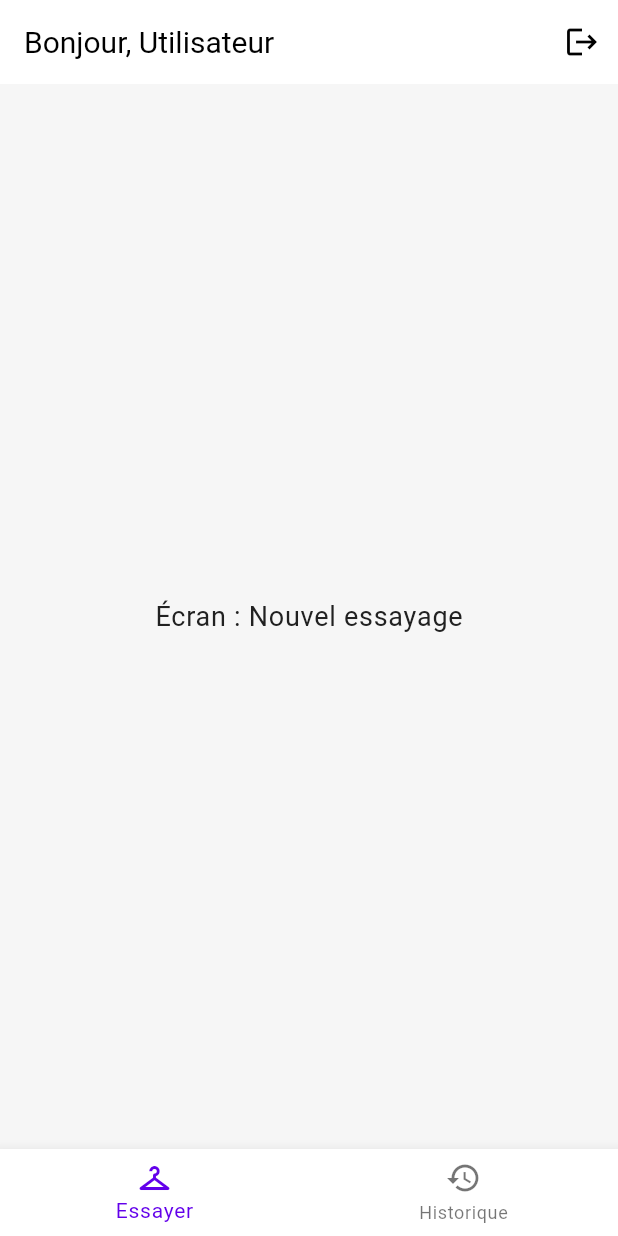
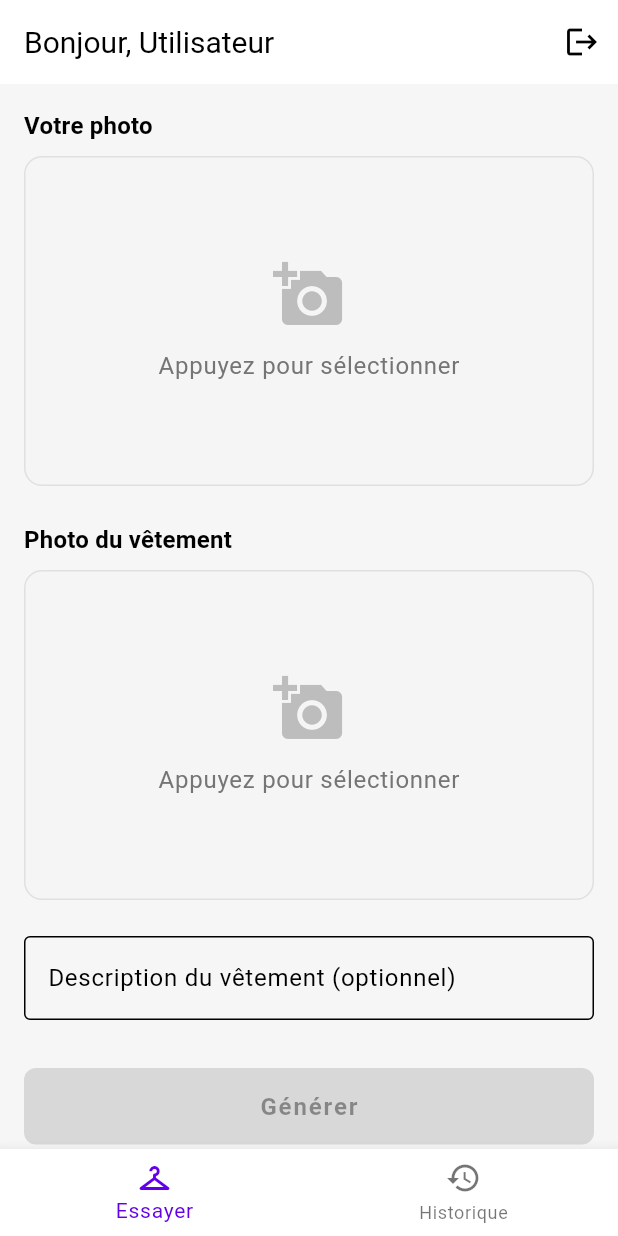
Before and after one commit to Falkor555/MSP1_BL, a Flutter app: the HomeScreen screen opened by its route, on a phone screen of 412 x 824 dp. Run offline on Flutter 3.47's test engine with Material 3 defaults, Android fonts, the phone set to English and light mode, and no system bars; our stand-ins replace dio, flutter_riverpod, flutter_secure_storage, go_router, image_picker; accounts and stored records are empty; network calls fail.

Commit message:
feat(tryon): implémentation complète de l'écran d'essayage, logique métier et refactoring
Data & State :
- Création de TryOnModel pour le typage des retours JSON
- Implémentation de TryOnRepository avec Dio FormData pour l'upload multipart des images
- Ajout de TryOnNotifier et TryOnState pour piloter les états de l'écran (images, description, loading, erreurs)

Interface (UI) :
- Création du composant ImagePickerCard (support Web/Mobile, limites de résolution à 1024px)
- Assemblage de TryOnScreen : champs d'images, description, et bouton de soumission conditionnel
- Gestion des effets de bord avec ref.listen (navigation vers /result et SnackBars d'erreur)
- Sécurisation de l'UI pendant l'appel API avec AbsorbPointer et un indicateur de progression

Refactoring & Nettoyage :
- Déplacement de tryon_screen.dart vers son dossier définitif (presentation/screens/)
- Mise à jour des chemins d'importation dans home_screen.dart et app_router.dart
- Suppression de l'ancien fichier racine et nettoyage des imports inutilisés (ex: dart:io)

```diff
--- a/fitai_app/lib/core/router/app_router.dart
+++ b/fitai_app/lib/core/router/app_router.dart
@@ -7,7 +7,7 @@ import '../constants/api_constants.dart';
 import '../../features/auth/presentation/screens/login_screen.dart';
 import '../../features/auth/presentation/screens/register_screen.dart';
 import '../../features/home/presentation/screens/home_screen.dart';
-import '../../features/tryon/tryon_screen.dart';
+import '../../features/tryon/presentation/screens/tryon_screen.dart';
 import '../../features/tryon/history_screen.dart';
 import '../../features/tryon/result_screen.dart';
 
--- a/fitai_app/lib/features/home/presentation/screens/home_screen.dart
+++ b/fitai_app/lib/features/home/presentation/screens/home_screen.dart
@@ -4,7 +4,7 @@ import 'package:go_router/go_router.dart';
 
 import '../../../auth/presentation/providers/auth_provider.dart';
 import '../../../auth/presentation/providers/profile_provider.dart';
-import '../../../tryon/tryon_screen.dart';
+import '../../../tryon/presentation/screens/tryon_screen.dart';
 import '../../../tryon/history_screen.dart';
 
 class HomeScreen extends ConsumerStatefulWidget {
--- /dev/null
+++ b/fitai_app/lib/features/tryon/presentation/screens/tryon_screen.dart
@@ -0,0 +1,135 @@
+import 'package:flutter/material.dart';
+import 'package:flutter_riverpod/flutter_riverpod.dart';
+import 'package:go_router/go_router.dart';
+
+import '../providers/tryon_provider.dart';
+import '../widgets/image_picker_card.dart';
+
+class TryOnScreen extends ConsumerStatefulWidget {
+  const TryOnScreen({super.key});
+
+  @override
+  ConsumerState<TryOnScreen> createState() => _TryOnScreenState();
+}
+
+class _TryOnScreenState extends ConsumerState<TryOnScreen> {
+  final _descriptionController = TextEditingController();
+
+  @override
+  void dispose() {
+    _descriptionController.dispose();
+    super.dispose();
+  }
+
+  @override
+  Widget build(BuildContext context) {
+    // Lecture de l'état global du Provider (chargement, erreurs, images actuelles)
+    final tryOnStateAsync = ref.watch(tryOnProvider);
+    final tryOnState = tryOnStateAsync.value;
+    final isLoading = tryOnStateAsync.isLoading;
+
+    // Écouteur pour les "effets de bord" (Navigation & SnackBars)
+    ref.listen<AsyncValue<TryOnState>>(tryOnProvider, (previous, next) {
+      if (!next.isLoading && next.value != null) {
+        final stateData = next.value!;
+
+        // 1. Gestion des erreurs API
+        if (stateData.errorMessage != null &&
+           (previous?.value?.errorMessage != stateData.errorMessage)) {
+          ScaffoldMessenger.of(context).showSnackBar(
+            SnackBar(
+              content: Text(stateData.errorMessage!),
+              backgroundColor: Theme.of(context).colorScheme.error,
+            ),
+          );
+        }
+
+        // 2. Gestion du succès (On a récupéré une URL de résultat)
+        if (stateData.resultImageUrl != null && previous?.value?.resultImageUrl == null) {
+          context.push('/result');
+        }
+      }
+    });
+
+    // Le bouton est activé uniquement si les deux images sont là et qu'on ne charge pas
+    final isButtonEnabled = tryOnState?.personImage != null &&
+                            tryOnState?.garmentImage != null &&
+                            !isLoading;
+
+    // AbsorbPointer bloque toutes les interactions (clics, scroll) sur l'écran pendant le chargement
+    return AbsorbPointer(
+      absorbing: isLoading,
+      child: SingleChildScrollView(
+        padding: const EdgeInsets.all(16.0),
+        child: Column(
+          crossAxisAlignment: CrossAxisAlignment.stretch,
+          children: [
+            // 1. Photo de la personne
+            ImagePickerCard(
+              title: 'Votre photo',
+              imageFile: tryOnState?.personImage,
+              onImageSelected: (file) {
+                ref.read(tryOnProvider.notifier).setPersonImage(file);
+              },
+            ),
+            const SizedBox(height: 24),
+
+            // 2. Photo du vêtement
+            ImagePickerCard(
+              title: 'Photo du vêtement',
+              imageFile: tryOnState?.garmentImage,
+              onImageSelected: (file) {
+                ref.read(tryOnProvider.notifier).setGarmentImage(file);
+              },
+            ),
+            const SizedBox(height: 24),
+
+            // 3. Description (Indication pour l'IA)
+            TextFormField(
+              controller: _descriptionController,
+              decoration: const InputDecoration(
+                labelText: 'Description du vêtement (optionnel)',
+                hintText: 'Ex: t-shirt rouge à manches courtes...',
+                border: OutlineInputBorder(),
+              ),
+              onChanged: (text) {
+                ref.read(tryOnProvider.notifier).setDescription(text);
+              },
+            ),
+            const SizedBox(height: 32),
+
+            // 4. Bouton de génération ou Indicateur de chargement
+            if (isLoading)
+              const Column(
+                children: [
+                  CircularProgressIndicator(),
+                  SizedBox(height: 16),
+                  Text(
+                    'Génération en cours (30-60s)...',
+                    style: TextStyle(fontWeight: FontWeight.bold),
+                  ),
+                ],
+              )
+            else
+              ElevatedButton(
+                onPressed: isButtonEnabled
+                    ? () {
+                        // On replie le clavier proprement avant d'envoyer
+                        FocusScope.of(context).unfocus();
+                        ref.read(tryOnProvider.notifier).submitTryOn();
+                      }
+                    : null,
+                style: ElevatedButton.styleFrom(
+                  padding: const EdgeInsets.symmetric(vertical: 16),
+                ),
+                child: const Text(
+                  'Générer',
+                  style: TextStyle(fontSize: 16),
+                ),
+              ),
+          ],
+        ),
+      ),
+    );
+  }
+}
--- a/fitai_app/lib/features/tryon/tryon_screen.dart
+++ /dev/null
@@ -1,13 +0,0 @@
-import 'package:flutter/material.dart';
-
-class TryOnScreen extends StatelessWidget {
-  const TryOnScreen({super.key});
-
-  @override
-  Widget build(BuildContext context) {
-    // Plus de Scaffold ici, juste le contenu central
-    return const Center(
-      child: Text('Écran : Nouvel essayage', style: TextStyle(fontSize: 18)),
-    );
-  }
-}
```
